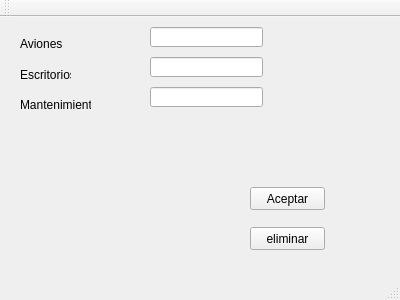
sbrayan/EDD_201404047, file practica/practicadiciembre/mainwindow.ui: the form before one commit.
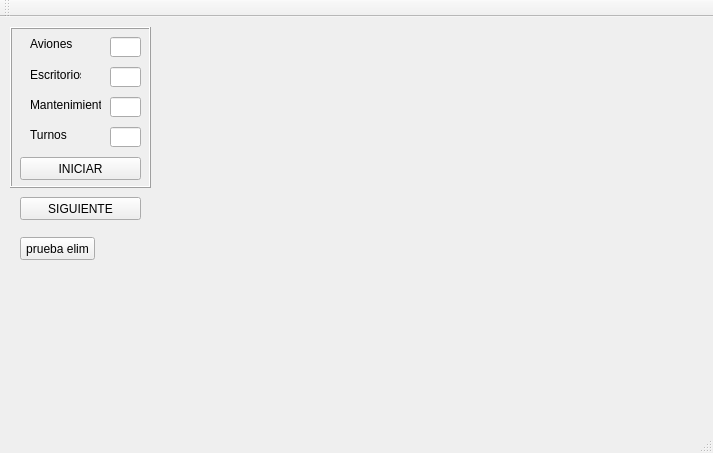
The form after the commit.

Diff of the .ui file:
```diff
--- a/practica/practicadiciembre/mainwindow.ui
+++ b/practica/practicadiciembre/mainwindow.ui
@@ -6,66 +6,48 @@
    <rect>
     <x>0</x>
     <y>0</y>
-    <width>400</width>
-    <height>300</height>
+    <width>713</width>
+    <height>453</height>
    </rect>
   </property>
   <property name="windowTitle">
    <string>MainWindow</string>
   </property>
   <widget class="QWidget" name="centralWidget">
-   <widget class="QPushButton" name="btnaceptar">
-    <property name="geometry">
-     <rect>
-      <x>250</x>
-      <y>170</y>
-      <width>75</width>
-      <height>23</height>
-     </rect>
-    </property>
-    <property name="text">
-     <string>Aceptar</string>
-    </property>
-   </widget>
    <widget class="QPushButton" name="pushButton">
     <property name="geometry">
      <rect>
-      <x>250</x>
-      <y>210</y>
-      <width>75</width>
+      <x>20</x>
+      <y>180</y>
+      <width>121</width>
       <height>23</height>
      </rect>
     </property>
     <property name="text">
-     <string>eliminar</string>
+     <string>SIGUIENTE</string>
     </property>
    </widget>
-   <widget class="QLineEdit" name="lineEdit">
+   <widget class="QFrame" name="frame">
     <property name="geometry">
      <rect>
-      <x>150</x>
+      <x>10</x>
       <y>10</y>
-      <width>113</width>
-      <height>20</height>
+      <width>141</width>
+      <height>161</height>
      </rect>
     </property>
-   </widget>
-   <widget class="QLineEdit" name="lineEdit_2">
-    <property name="geometry">
-     <rect>
-      <x>150</x>
-      <y>40</y>
-      <width>113</width>
-      <height>20</height>
-     </rect>
+    <property name="frameShape">
+     <enum>QFrame::Box</enum>
     </property>
-   </widget>
-   <widget class="QLineEdit" name="lineEdit_3">
+    <property name="frameShadow">
+     <enum>QFrame::Raised</enum>
+    </property>
+    <widget class="QLineEdit" name="lineaviones">
     <property name="geometry">
      <rect>
-      <x>150</x>
-      <y>70</y>
-      <width>113</width>
+       <x>100</x>
+       <y>10</y>
+       <width>31</width>
       <height>20</height>
      </rect>
     </property>
@@ -74,7 +56,7 @@
     <property name="geometry">
      <rect>
       <x>20</x>
-      <y>20</y>
+       <y>10</y>
       <width>47</width>
       <height>13</height>
      </rect>
@@ -83,11 +65,21 @@
      <string>Aviones</string>
     </property>
    </widget>
+    <widget class="QLineEdit" name="lineescritorios">
+     <property name="geometry">
+      <rect>
+       <x>100</x>
+       <y>40</y>
+       <width>31</width>
+       <height>20</height>
+      </rect>
+     </property>
+    </widget>
    <widget class="QLabel" name="label_2">
     <property name="geometry">
      <rect>
       <x>20</x>
-      <y>50</y>
+       <y>40</y>
       <width>51</width>
       <height>16</height>
      </rect>
@@ -96,11 +88,44 @@
      <string>Escritorios</string>
     </property>
    </widget>
+    <widget class="QLineEdit" name="lineturnos">
+     <property name="geometry">
+      <rect>
+       <x>100</x>
+       <y>100</y>
+       <width>31</width>
+       <height>20</height>
+      </rect>
+     </property>
+    </widget>
+    <widget class="QLabel" name="label_4">
+     <property name="geometry">
+      <rect>
+       <x>20</x>
+       <y>100</y>
+       <width>41</width>
+       <height>16</height>
+      </rect>
+     </property>
+     <property name="text">
+      <string>Turnos</string>
+     </property>
+    </widget>
+    <widget class="QLineEdit" name="linemantenimiento">
+     <property name="geometry">
+      <rect>
+       <x>100</x>
+       <y>70</y>
+       <width>31</width>
+       <height>20</height>
+      </rect>
+     </property>
+    </widget>
    <widget class="QLabel" name="label_3">
     <property name="geometry">
      <rect>
       <x>20</x>
-      <y>80</y>
+       <y>70</y>
       <width>71</width>
       <height>16</height>
      </rect>
@@ -109,6 +134,33 @@
      <string>Mantenimiento</string>
     </property>
    </widget>
+    <widget class="QPushButton" name="btnaceptar">
+     <property name="geometry">
+      <rect>
+       <x>10</x>
+       <y>130</y>
+       <width>121</width>
+       <height>23</height>
+      </rect>
+     </property>
+     <property name="text">
+      <string>INICIAR</string>
+     </property>
+    </widget>
+   </widget>
+   <widget class="QPushButton" name="pushButton_2">
+    <property name="geometry">
+     <rect>
+      <x>20</x>
+      <y>220</y>
+      <width>75</width>
+      <height>23</height>
+     </rect>
+    </property>
+    <property name="text">
+     <string>prueba elim</string>
+    </property>
+   </widget>
   </widget>
   <widget class="QMenuBar" name="menuBar">
    <property name="geometry">
```
Left out of the diff: 2 changed lines with no effect on the pictures. Lines whose indentation alone changed are shown as unchanged.
